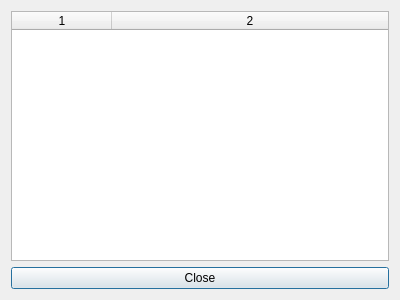
First picture: the form in results.ui, repository Gunbard/FindFrame, before the edit.
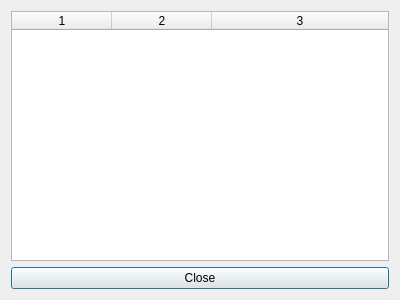
Second picture: the form after the edit.

Commit message: Add match percent to results

The edit to the form file:
```diff
--- a/results.ui
+++ b/results.ui
@@ -38,7 +38,7 @@
       <number>0</number>
      </property>
      <property name="columnCount">
-      <number>2</number>
+      <number>3</number>
      </property>
      <attribute name="horizontalHeaderVisible">
       <bool>true</bool>
@@ -57,6 +57,7 @@
      </attribute>
      <column/>
      <column/>
+     <column/>
     </widget>
    </item>
    <item>
```
The commit also changes 2 other files.
